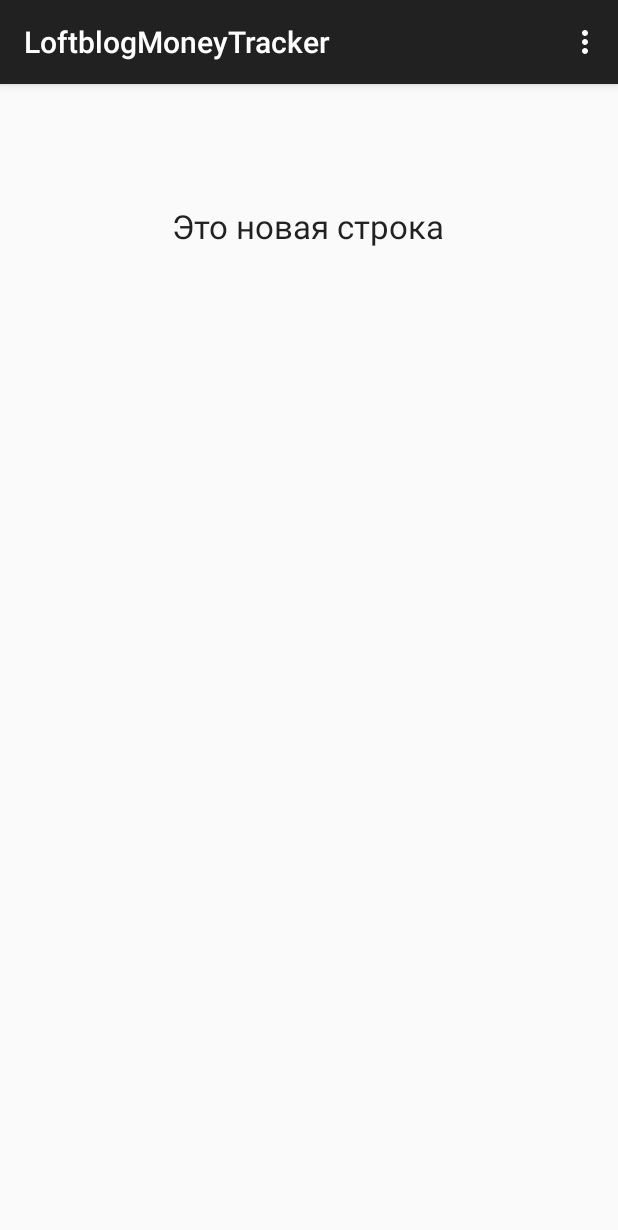
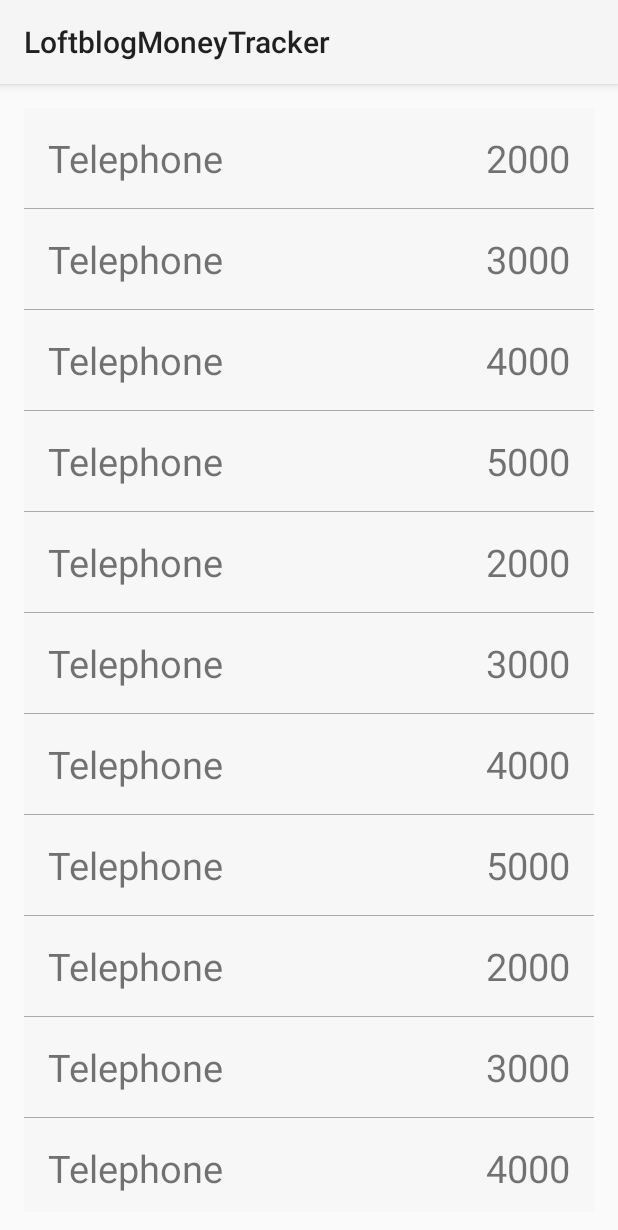
Before and after one commit to OxionAz/LoftblogMoneyTracker, an Android app: the screen it shows after launch (MainActivity), on a phone screen of 412 x 824 dp. Shown: the top 1230 px of the screen. Run offline under Robolectric (Android 15) with nearby library versions, the phone set to English and light mode, and no system bars.

Commit message:
Created list

```diff
--- a/app/src/main/java/ru/loftschool/loftblogmoneytracker/MainActivity.java
+++ b/app/src/main/java/ru/loftschool/loftblogmoneytracker/MainActivity.java
@@ -3,18 +3,46 @@ package ru.loftschool.loftblogmoneytracker;
 import android.support.v7.app.AppCompatActivity;
 import android.os.Bundle;
 import android.util.Log;
-import android.view.Menu;
-import android.view.MenuItem;
+import android.widget.ListView;
+import java.util.ArrayList;
+import java.util.List;
 
 public class MainActivity extends AppCompatActivity {
 
     private final static String LOG_TAG = MainActivity.class.getSimpleName();
+    private ListView listView;
+    private List<Transaction> data = new ArrayList<>();
+    private TransactionAdapter transactionAdapter;
 
     @Override
     protected void onCreate(Bundle savedInstanceState) {
         super.onCreate(savedInstanceState);
         setContentView(R.layout.activity_main);
         Log.d(LOG_TAG, "onCreate method called!");
+        listView = (ListView)findViewById(R.id.main_listview);
+        List<Transaction> adapterData = getDataList();
+        transactionAdapter = new TransactionAdapter(this, adapterData);
+        listView.setAdapter(transactionAdapter);
+    }
+
+    private List<Transaction> getDataList(){
+        data.add(new Transaction("Telephone","2000"));
+        data.add(new Transaction("Telephone","3000"));
+        data.add(new Transaction("Telephone","4000"));
+        data.add(new Transaction("Telephone","5000"));
+        data.add(new Transaction("Telephone","2000"));
+        data.add(new Transaction("Telephone","3000"));
+        data.add(new Transaction("Telephone","4000"));
+        data.add(new Transaction("Telephone","5000"));
+        data.add(new Transaction("Telephone","2000"));
+        data.add(new Transaction("Telephone","3000"));
+        data.add(new Transaction("Telephone","4000"));
+        data.add(new Transaction("Telephone","5000"));
+        data.add(new Transaction("Telephone","2000"));
+        data.add(new Transaction("Telephone","3000"));
+        data.add(new Transaction("Telephone","4000"));
+        data.add(new Transaction("Telephone","5000"));
+        return data;
     }
 
     @Override
@@ -29,25 +57,4 @@ public class MainActivity extends AppCompatActivity {
         Log.d(LOG_TAG, "onDestroy method called!");
     }
 
-    @Override
-    public boolean onCreateOptionsMenu(Menu menu) {
-        // Inflate the menu; this adds items to the action bar if it is present.
-        getMenuInflater().inflate(R.menu.menu_main, menu);
-        return true;
-    }
-
-    @Override
-    public boolean onOptionsItemSelected(MenuItem item) {
-        // Handle action bar item clicks here. The action bar will
-        // automatically handle clicks on the Home/Up button, so long
-        // as you specify a parent activity in AndroidManifest.xml.
-        int id = item.getItemId();
-
-        //noinspection SimplifiableIfStatement
-        if (id == R.id.action_settings) {
-            return true;
-        }
-
-        return super.onOptionsItemSelected(item);
-    }
 }
--- /dev/null
+++ b/app/src/main/java/ru/loftschool/loftblogmoneytracker/Transaction.java
@@ -0,0 +1,16 @@
+package ru.loftschool.loftblogmoneytracker;
+
+/**
+ * Created by Александр on 26.08.2015.
+ */
+public class Transaction {
+
+    public String title;
+    public String sum;
+
+    public Transaction(String title, String sum){
+        this.sum=sum;
+        this.title = title;
+
+    }
+}
--- /dev/null
+++ b/app/src/main/java/ru/loftschool/loftblogmoneytracker/TransactionAdapter.java
@@ -0,0 +1,37 @@
+package ru.loftschool.loftblogmoneytracker;
+
+import android.content.Context;
+import android.view.LayoutInflater;
+import android.view.View;
+import android.view.ViewGroup;
+import android.widget.ArrayAdapter;
+import android.widget.TextView;
+
+import java.util.List;
+
+/**
+ * Created by Александр on 26.08.2015.
+ */
+public class TransactionAdapter extends ArrayAdapter<Transaction> {
+    private List<Transaction> transactions;
+
+    public TransactionAdapter(Context context, List<Transaction> transactions) {
+        super(context, 0, transactions);
+        this.transactions = transactions;
+    }
+
+    @Override
+    public View getView(int position, View convertView, ViewGroup parent) {
+        Transaction transaction = getItem(position);
+
+        if (convertView == null){
+            convertView = LayoutInflater.from(getContext()).inflate(R.layout.list_item, parent, false);
+        }
+        TextView textTitle = (TextView) convertView.findViewById(R.id.name_text);
+        TextView sumTitle = (TextView) convertView.findViewById(R.id.sum_text);
+
+        textTitle.setText(transaction.title);
+        sumTitle.setText(transaction.sum);
+        return convertView;
+    }
+}
--- a/app/src/main/res/layout/activity_main.xml
+++ b/app/src/main/res/layout/activity_main.xml
@@ -1,18 +1,20 @@
-<RelativeLayout xmlns:android="http://schemas.android.com/apk/res/android"
-    xmlns:tools="http://schemas.android.com/tools" android:layout_width="match_parent"
-    android:layout_height="match_parent" android:paddingLeft="@dimen/activity_horizontal_margin"
-    android:paddingRight="@dimen/activity_horizontal_margin"
-    android:paddingTop="@dimen/activity_vertical_margin"
-    android:paddingBottom="@dimen/activity_vertical_margin" tools:context=".MainActivity">
+<RelativeLayout
+    xmlns:android="http://schemas.android.com/apk/res/android"
+    style="@style/Container">
 
-    <TextView
-        android:layout_width="wrap_content"
+    <LinearLayout
+        android:layout_width="match_parent"
         android:layout_height="wrap_content"
-        android:textAppearance="?android:attr/textAppearanceLarge"
-        android:text="@string/money.tracker.title"
-        android:id="@+id/textView"
-        android:layout_alignParentTop="true"
-        android:layout_centerHorizontal="true"
-        android:layout_marginTop="64dp"/>
+        android:background="@color/white">
+
+        <ListView
+            android:id="@+id/main_listview"
+            android:layout_width="match_parent"
+            android:layout_height="match_parent"
+            android:divider="@android:color/darker_gray"
+            android:dividerHeight="@dimen/divider_height_list">
+        </ListView>
+
+    </LinearLayout>
 
 </RelativeLayout>
--- /dev/null
+++ b/app/src/main/res/layout/list_item.xml
@@ -0,0 +1,24 @@
+<?xml version="1.0" encoding="utf-8"?>
+<RelativeLayout
+    xmlns:android="http://schemas.android.com/apk/res/android"
+    android:orientation="vertical"
+    android:padding="@dimen/activity_vertical_margin"
+    android:layout_width="match_parent"
+    android:layout_height="match_parent">
+
+    <TextView
+        android:id="@+id/name_text"
+        android:textSize="@dimen/medium_main_text"
+        android:layout_width="wrap_content"
+        android:layout_height="wrap_content"
+        android:text="Name"/>
+
+    <TextView
+        android:id="@+id/sum_text"
+        android:textSize="@dimen/medium_main_text"
+        android:layout_width="wrap_content"
+        android:layout_height="wrap_content"
+        android:layout_alignParentRight="true"
+        android:text="Sum"/>
+
+</RelativeLayout>
--- /dev/null
+++ b/app/src/main/res/values/colors.xml
@@ -0,0 +1,4 @@
+<?xml version="1.0" encoding="utf-8"?>
+<resources>
+    <color name="white">#f7f7f7</color>
+</resources>
--- a/app/src/main/res/values/dimens.xml
+++ b/app/src/main/res/values/dimens.xml
@@ -2,4 +2,6 @@
     <!-- Default screen margins, per the Android Design guidelines. -->
     <dimen name="activity_horizontal_margin">16dp</dimen>
     <dimen name="activity_vertical_margin">16dp</dimen>
+    <dimen name="divider_height_list">0.4dp</dimen>
+    <dimen name="medium_main_text">25sp</dimen>
 </resources>
--- a/app/src/main/res/values/styles.xml
+++ b/app/src/main/res/values/styles.xml
@@ -1,8 +1,15 @@
 <resources>
 
     <!-- Base application theme. -->
-    <style name="AppTheme" parent="Theme.AppCompat.Light.DarkActionBar">
+    <style name="AppTheme" parent="Theme.AppCompat.Light">
         <!-- Customize your theme here. -->
     </style>
 
+    <style name="Container">
+        <item name="android:layout_width">match_parent</item>
+        <item name="android:layout_height">match_parent</item>
+        <item name="android:gravity">center_horizontal</item>
+        <item name="android:padding">@dimen/activity_horizontal_margin</item>
+    </style>
+
 </resources>
```
